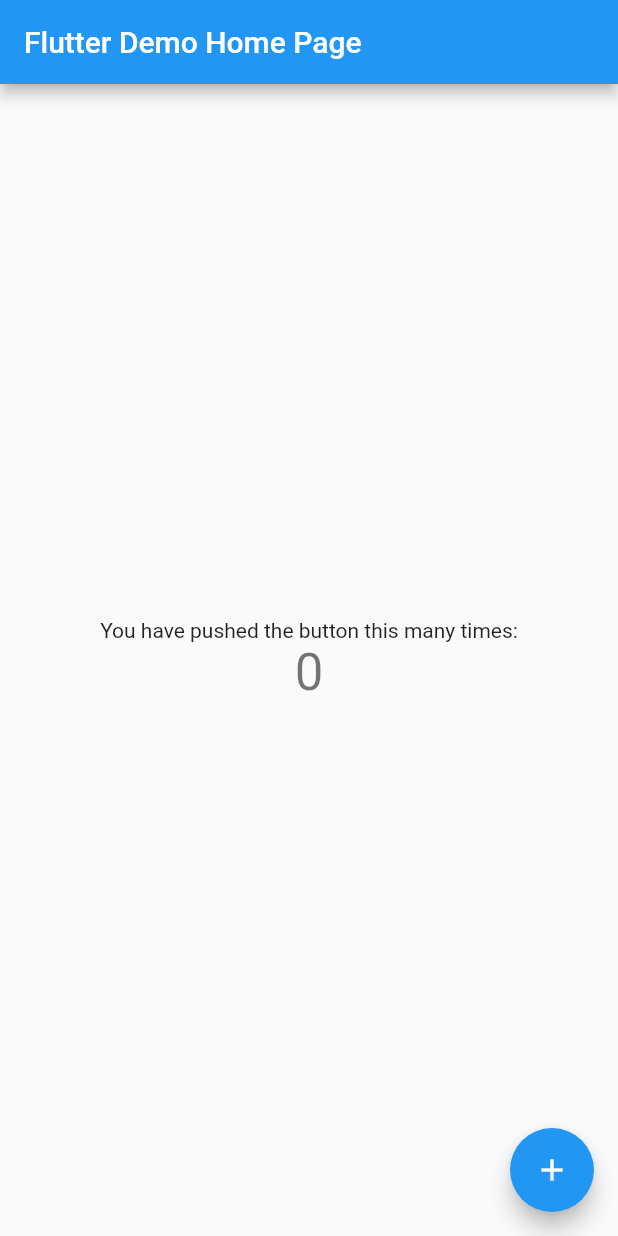
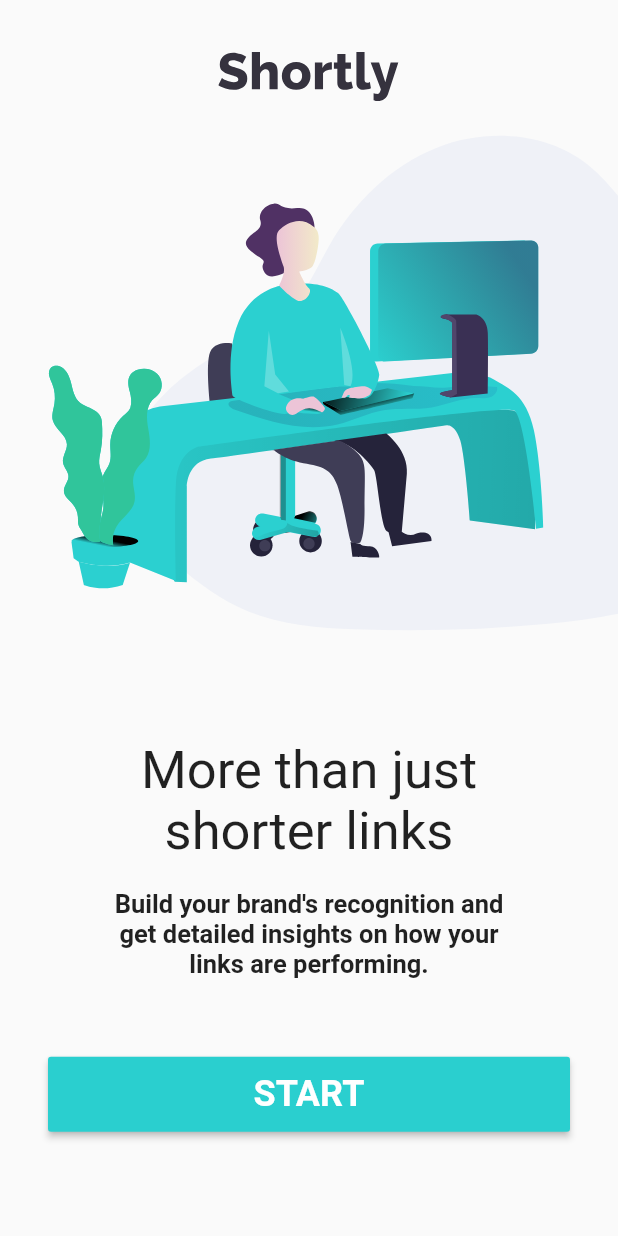
Before and after one commit to AlaaBashar/HyperpayTask, a Flutter app: the screen it shows after launch, on a phone screen of 412 x 824 dp. Run offline on Flutter 3.47's test engine with Material 2 defaults, Android fonts, the phone set to English and light mode, and no system bars; our stand-ins replace carousel_slider, flutter_svg; Roboto replaces fonts that are missing (Poppins-Bold, Poppins-Light).

Commit message:
- Add start_screen.dart - Add benefits_screen.dart - Add utils.dart

```diff
--- a/lib/main.dart
+++ b/lib/main.dart
@@ -1,4 +1,5 @@
 import 'package:flutter/material.dart';
+import 'package:hyperpay_task/export.dart';
 
 void main() {
   runApp(MyApp());
@@ -11,94 +12,26 @@ class MyApp extends StatelessWidget {
       title: 'Flutter Demo',
       debugShowCheckedModeBanner: false,
       theme: ThemeData(
-        primarySwatch: Colors.blue,
-      ),
-      home: MyHomePage(title: 'Flutter Demo Home Page'),
+          primarySwatch: Colors.blue,
+          cardColor: Colors.white,
+          cardTheme: CardTheme(
+            elevation: 0.0,
+            margin: EdgeInsets.symmetric(horizontal: 16.0 , ),
+            shape: RoundedRectangleBorder(
+              borderRadius: BorderRadius.circular(4.0) ,
+
+            )
+          ),
+          textTheme: TextTheme(
+            bodyText2: TextStyle(
+              fontSize: 17.0,
+              fontFamily: 'Poppins-Light',
+            ),
+
+
+
+          )),
+      home: StartScreen(),
     );
   }
 }
-
-class MyHomePage extends StatefulWidget {
-  MyHomePage({Key key, this.title}) : super(key: key);
-
-  // This widget is the home page of your application. It is stateful, meaning
-  // that it has a State object (defined below) that contains fields that affect
-  // how it looks.
-
-  // This class is the configuration for the state. It holds the values (in this
-  // case the title) provided by the parent (in this case the App widget) and
-  // used by the build method of the State. Fields in a Widget subclass are
-  // always marked "final".
-
-  final String title;
-
-  @override
-  _MyHomePageState createState() => _MyHomePageState();
-}
-
-class _MyHomePageState extends State<MyHomePage> {
-  int _counter = 0;
-
-  void _incrementCounter() {
-    setState(() {
-      // This call to setState tells the Flutter framework that something has
-      // changed in this State, which causes it to rerun the build method below
-      // so that the display can reflect the updated values. If we changed
-      // _counter without calling setState(), then the build method would not be
-      // called again, and so nothing would appear to happen.
-      _counter++;
-    });
-  }
-
-  @override
-  Widget build(BuildContext context) {
-    // This method is rerun every time setState is called, for instance as done
-    // by the _incrementCounter method above.
-    //
-    // The Flutter framework has been optimized to make rerunning build methods
-    // fast, so that you can just rebuild anything that needs updating rather
-    // than having to individually change instances of widgets.
-    return Scaffold(
-      appBar: AppBar(
-        // Here we take the value from the MyHomePage object that was created by
-        // the App.build method, and use it to set our appbar title.
-        title: Text(widget.title),
-      ),
-      body: Center(
-        // Center is a layout widget. It takes a single child and positions it
-        // in the middle of the parent.
-        child: Column(
-          // Column is also a layout widget. It takes a list of children and
-          // arranges them vertically. By default, it sizes itself to fit its
-          // children horizontally, and tries to be as tall as its parent.
-          //
-          // Invoke "debug painting" (press "p" in the console, choose the
-          // "Toggle Debug Paint" action from the Flutter Inspector in Android
-          // Studio, or the "Toggle Debug Paint" command in Visual Studio Code)
-          // to see the wireframe for each widget.
-          //
-          // Column has various properties to control how it sizes itself and
-          // how it positions its children. Here we use mainAxisAlignment to
-          // center the children vertically; the main axis here is the vertical
-          // axis because Columns are vertical (the cross axis would be
-          // horizontal).
-          mainAxisAlignment: MainAxisAlignment.center,
-          children: <Widget>[
-            Text(
-              'You have pushed the button this many times:',
-            ),
-            Text(
-              '$_counter',
-              style: Theme.of(context).textTheme.headline4,
-            ),
-          ],
-        ),
-      ),
-      floatingActionButton: FloatingActionButton(
-        onPressed: _incrementCounter,
-        tooltip: 'Increment',
-        child: Icon(Icons.add),
-      ), // This trailing comma makes auto-formatting nicer for build methods.
-    );
-  }
-}
--- /dev/null
+++ b/lib/screens/start_screen.dart
@@ -0,0 +1,93 @@
+import 'package:flutter/material.dart';
+import '../export.dart';
+
+class StartScreen extends StatefulWidget {
+  const StartScreen({Key? key}) : super(key: key);
+
+  @override
+  _StartScreenState createState() => _StartScreenState();
+}
+
+class _StartScreenState extends State<StartScreen> {
+  @override
+  void initState() {
+    // TODO: implement initState
+    super.initState();
+  }
+
+  @override
+  Widget build(BuildContext context) {
+    return Scaffold(
+      body: Center(
+        child: SafeArea(
+          child: Column(
+            crossAxisAlignment: CrossAxisAlignment.center,
+            children: [
+              const Spacer(
+                flex: 2,
+              ),
+              SvgPicture.asset(
+                ImageHelper.LOGO_SVG,
+              ),
+              const Spacer(
+                flex: 1,
+              ),
+              SvgPicture.asset(
+                ImageHelper.ILLUSTRATION_SVG,
+                width: getScreenWidth(context),
+                fit: BoxFit.fitWidth,
+              ),
+              const Spacer(
+                flex: 3,
+              ),
+              const Text(
+                'More than just\nshorter links',
+                textAlign: TextAlign.center,
+
+                style: TextStyle(
+                  fontSize: 35.0,
+                  fontFamily: 'Poppins-Bold',
+
+                ),
+              ),
+              const Spacer(
+                flex: 1,
+              ),
+              const Text(
+                'Build your brand\'s recognition and\nget detailed insights on how your\nlinks are performing.',
+                textAlign: TextAlign.center,
+                style: TextStyle(fontWeight: FontWeight.bold),
+              ),
+              const Spacer(
+                flex: 3,
+              ),
+              Padding(
+                padding: const EdgeInsets.symmetric(horizontal: 32.0),
+                child: MaterialButton(
+                  onPressed: onStart,
+                  color: ColorsHelper.CYAN,
+                  height: 50,
+                  minWidth: getScreenWidth(context),
+                  child: Text(
+                    'START',
+                    style: TextStyle(
+                        fontWeight: FontWeight.bold,
+                        color: Colors.white,
+                        fontSize: 24.0),
+                  ),
+                ),
+              ),
+              const Spacer(
+                flex: 4,
+              ),
+            ],
+          ),
+        ),
+      ),
+    );
+  }
+
+  void onStart() {
+    openNewPage(context, BenefitsScreen(), popPreviousPages: true);
+  }
+}
--- /dev/null
+++ b/lib/utils/colors_helper.dart
@@ -0,0 +1,16 @@
+import 'package:flutter/material.dart';
+
+class ColorsHelper{
+
+
+  static const Color GRAYISH_VIOLET = Color(0xFF35323E) ;
+  static const Color LIGHT_GRAY = Color(0xFFBFBFBF) ;
+  static const Color GRAY = Color(0xFF9E9AA7) ;
+  static const Color VERY_DARK_VIOLET = Color(0xFF9E9AA7) ;
+  static const Color CYAN = Color(0xFF2ACFCF) ;
+  static const Color DARK_VIOLET = Color(0xFF3B3054) ;
+  static const Color RED = Color(0xFFF46262);
+  static const Color OF_WIGHT = Color(0xFFF0F1F6);
+
+
+}
--- /dev/null
+++ b/lib/utils/image_helper.dart
@@ -0,0 +1,19 @@
+class ImageHelper {
+
+  /// Main path images
+  static const String IMAGE_PATH = 'assets/images/';
+
+  static const String DEL_SVG = IMAGE_PATH + 'del.svg';
+
+  static const String DIAGRAM_SVG = IMAGE_PATH + 'diagram.svg';
+
+  static const String GAUGE_SVG = IMAGE_PATH + 'gauge.svg';
+
+  static const String ILLUSTRATION_SVG = IMAGE_PATH + 'illustration.svg';
+
+  static const String LOGO_SVG = IMAGE_PATH + 'logo.svg';
+
+  static const String SHAPE_SVG = IMAGE_PATH + 'shape.svg';
+
+  static const String TOOLS_SVG = IMAGE_PATH + 'tools.svg';
+}
--- /dev/null
+++ b/lib/utils/util.dart
@@ -0,0 +1,55 @@
+import 'package:flutter/foundation.dart';
+import 'package:flutter/material.dart';
+
+Future<dynamic> openNewPage(BuildContext context, Widget widget,
+    {bool popPreviousPages = false}) {
+  return Future<dynamic>.delayed(Duration.zero, () {
+    if (!popPreviousPages)
+      return Navigator.push(
+        context,
+        MaterialPageRoute(
+          builder: (_) => widget,
+          settings: RouteSettings(arguments: widget),
+        ),
+      );
+    else
+      return Navigator.of(context).pushAndRemoveUntil(
+          MaterialPageRoute(
+              builder: (context) => widget,
+              settings: RouteSettings(
+                arguments: widget,
+              )),
+          (Route<dynamic> route) => false);
+  });
+}
+
+double getScreenWidth(BuildContext context, {bool realWidth = false}) {
+
+  if (realWidth)
+    return MediaQuery.of(context)
+        .size
+        .width; //to preview widget like phone scale in preview
+
+  if (kIsWeb)
+    return MediaQuery.of(context).orientation == Orientation.landscape
+        ? MediaQuery.of(context).size.width / 4
+        : MediaQuery.of(context).size.height / 4;
+
+  return MediaQuery.of(context).orientation == Orientation.portrait
+      ? MediaQuery.of(context).size.width
+      : MediaQuery.of(context).size.height;
+}
+
+double getScreenHeight(BuildContext context, {bool realHeight = false}) {
+  if (realHeight)
+    return MediaQuery.of(context)
+        .size
+        .height; //to preview widget like phone scale in preview
+  if (kIsWeb)
+    return MediaQuery.of(context).orientation == Orientation.landscape
+        ? MediaQuery.of(context).size.height / 1.4
+        : MediaQuery.of(context).size.width / 1.4;
+  return MediaQuery.of(context).orientation == Orientation.portrait
+      ? MediaQuery.of(context).size.height
+      : MediaQuery.of(context).size.width;
+}
```
Also changed, not shown: lib/export.dart (added, +12 -0 lines), lib/screens/benefits_screen.dart (added, +182 -0 lines), pubspec.yaml (+14 -47 lines), assets/Fonts/Poppins-Bold.ttf (added), assets/Fonts/Poppins-Light.ttf (added), assets/images/del.svg (added), assets/images/diagram.svg (added), assets/images/gauge.svg (added), assets/images/illustration.svg (added), assets/images/logo.svg (added), assets/images/shape.svg (added), assets/images/tools.svg (added), pubspec.lock.
